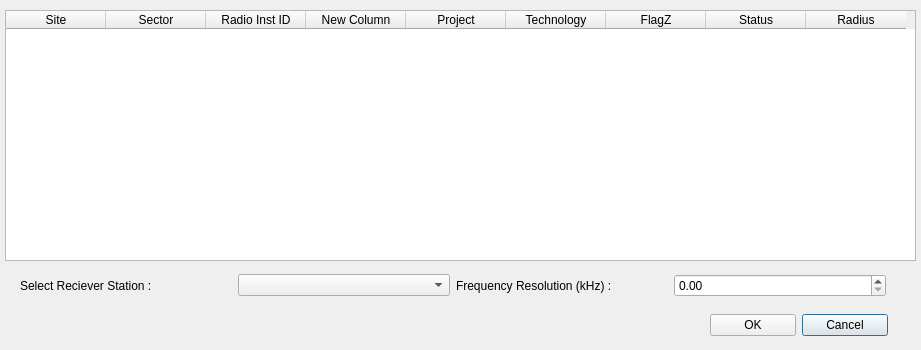
Old version of the form Interface/ConfirmSpectral.ui in the repository brotherdust/qrap.
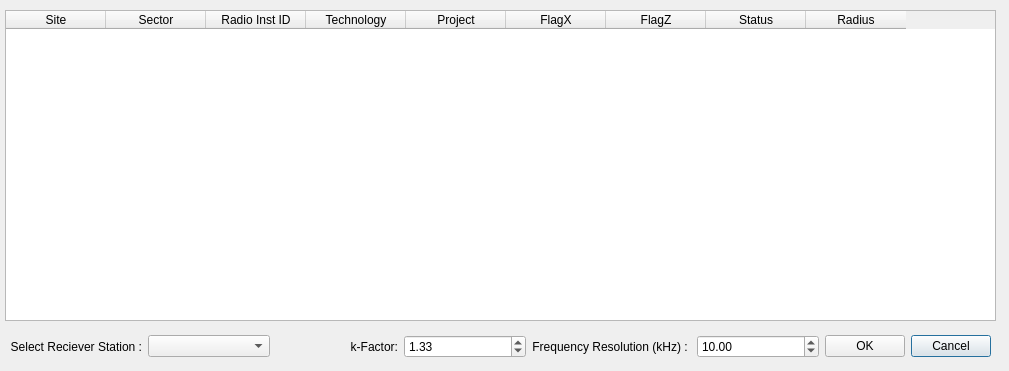
New version of the form. Icons and pictures are not drawn.

Commit message: Debugging spectral analysis again

```diff
--- a/Interface/ConfirmSpectral.ui
+++ b/Interface/ConfirmSpectral.ui
@@ -6,8 +6,8 @@
    <rect>
     <x>0</x>
     <y>0</y>
-    <width>921</width>
-    <height>350</height>
+    <width>1009</width>
+    <height>371</height>
    </rect>
   </property>
   <property name="windowTitle">
@@ -17,72 +17,20 @@
    <iconset>
     <normaloff>:/QRap/Spectral.png</normaloff>:/QRap/Spectral.png</iconset>
   </property>
-  <widget class="QWidget" name="gridLayout">
-   <property name="geometry">
-    <rect>
-     <x>20</x>
-     <y>270</y>
-     <width>866</width>
-     <height>31</height>
-    </rect>
-   </property>
-   <layout class="QGridLayout">
-    <item row="0" column="0">
-     <widget class="QLabel" name="label">
-      <property name="text">
-       <string>Select Reciever Station :</string>
-      </property>
-     </widget>
-    </item>
-    <item row="0" column="1">
-     <widget class="QComboBox" name="comboRx"/>
-    </item>
-    <item row="0" column="2">
-     <widget class="QLabel" name="label_2">
-      <property name="text">
-       <string>Frequency Resolution (kHz) : </string>
-      </property>
-     </widget>
-    </item>
-    <item row="0" column="3">
-     <widget class="QDoubleSpinBox" name="doubleFreqRes"/>
-    </item>
-   </layout>
-  </widget>
-  <widget class="QWidget" name="gridLayout_2">
-   <property name="geometry">
-    <rect>
-     <x>710</x>
-     <y>310</y>
-     <width>178</width>
-     <height>31</height>
-    </rect>
-   </property>
-   <layout class="QGridLayout">
-    <item row="0" column="1">
-     <widget class="QPushButton" name="pushCancel">
-      <property name="text">
-       <string>Cancel</string>
-      </property>
-     </widget>
-    </item>
-    <item row="0" column="0">
-     <widget class="QPushButton" name="pushOk">
-      <property name="text">
-       <string>OK</string>
-      </property>
-     </widget>
-    </item>
-   </layout>
-  </widget>
   <widget class="QTableWidget" name="tableInstallations">
    <property name="geometry">
     <rect>
      <x>5</x>
      <y>10</y>
+     <width>991</width>
+     <height>311</height>
+    </rect>
+   </property>
+   <property name="minimumSize">
+    <size>
      <width>911</width>
-     <height>251</height>
-    </rect>
+     <height>0</height>
+    </size>
    </property>
    <column>
     <property name="text">
@@ -99,21 +47,21 @@
      <string>Radio Inst ID</string>
     </property>
    </column>
-   <column>
-    <property name="text">
-     <string>New Column</string>
-    </property>
-   </column>
-   <column>
-    <property name="text">
-     <string>Project</string>
-    </property>
-   </column>
    <column>
     <property name="text">
      <string>Technology</string>
     </property>
    </column>
+   <column>
+    <property name="text">
+     <string>Project</string>
+    </property>
+   </column>
+   <column>
+    <property name="text">
+     <string>FlagX</string>
+    </property>
+   </column>
    <column>
     <property name="text">
      <string>FlagZ</string>
@@ -130,6 +78,101 @@
     </property>
    </column>
   </widget>
+  <widget class="QWidget" name="layoutWidget">
+   <property name="geometry">
+    <rect>
+     <x>10</x>
+     <y>330</y>
+     <width>981</width>
+     <height>33</height>
+    </rect>
+   </property>
+   <layout class="QHBoxLayout" name="horizontalLayout">
+    <item>
+     <widget class="QLabel" name="lblRx">
+      <property name="text">
+       <string>Select Reciever Station :</string>
+      </property>
+      <property name="alignment">
+       <set>Qt::AlignRight|Qt::AlignTrailing|Qt::AlignVCenter</set>
+      </property>
+     </widget>
+    </item>
+    <item>
+     <widget class="QComboBox" name="comboRx"/>
+    </item>
+    <item>
+     <widget class="QLabel" name="lblkFactor">
+      <property name="text">
+       <string>k-Factor:</string>
+      </property>
+      <property name="alignment">
+       <set>Qt::AlignRight|Qt::AlignTrailing|Qt::AlignVCenter</set>
+      </property>
+     </widget>
+    </item>
+    <item>
+     <widget class="QDoubleSpinBox" name="doublekFactor">
+      <property name="toolTip">
+       <string extracomment="Indication of roundness of the effective earth with respect to the real earth."/>
+      </property>
+      <property name="minimum">
+       <double>-2.000000000000000</double>
+      </property>
+      <property name="maximum">
+       <double>20.000000000000000</double>
+      </property>
+      <property name="value">
+       <double>1.330000000000000</double>
+      </property>
+     </widget>
+    </item>
+    <item>
+     <widget class="QLabel" name="lblFreqRes">
+      <property name="text">
+       <string>Frequency Resolution (kHz) : </string>
+      </property>
+      <property name="alignment">
+       <set>Qt::AlignRight|Qt::AlignTrailing|Qt::AlignVCenter</set>
+      </property>
+     </widget>
+    </item>
+    <item>
+     <widget class="QDoubleSpinBox" name="doubleFreqRes">
+      <property name="toolTip">
+       <string extracomment="The resolution in kHz at which the plot must be displayed and calculated"/>
+      </property>
+      <property name="minimum">
+       <double>0.010000000000000</double>
+      </property>
+      <property name="maximum">
+       <double>1000.000000000000000</double>
+      </property>
+      <property name="value">
+       <double>10.000000000000000</double>
+      </property>
+     </widget>
+    </item>
+    <item>
+     <layout class="QGridLayout">
+      <item row="0" column="1">
+       <widget class="QPushButton" name="pushCancel">
+        <property name="text">
+         <string>Cancel</string>
+        </property>
+       </widget>
+      </item>
+      <item row="0" column="0">
+       <widget class="QPushButton" name="pushOk">
+        <property name="text">
+         <string>OK</string>
+        </property>
+       </widget>
+      </item>
+     </layout>
+    </item>
+   </layout>
+  </widget>
  </widget>
  <resources>
   <include location="../qrap.qrc"/>
```
Left out of the diff: 2 changed lines with no effect on the pictures. The commit also changes 12 other files.
